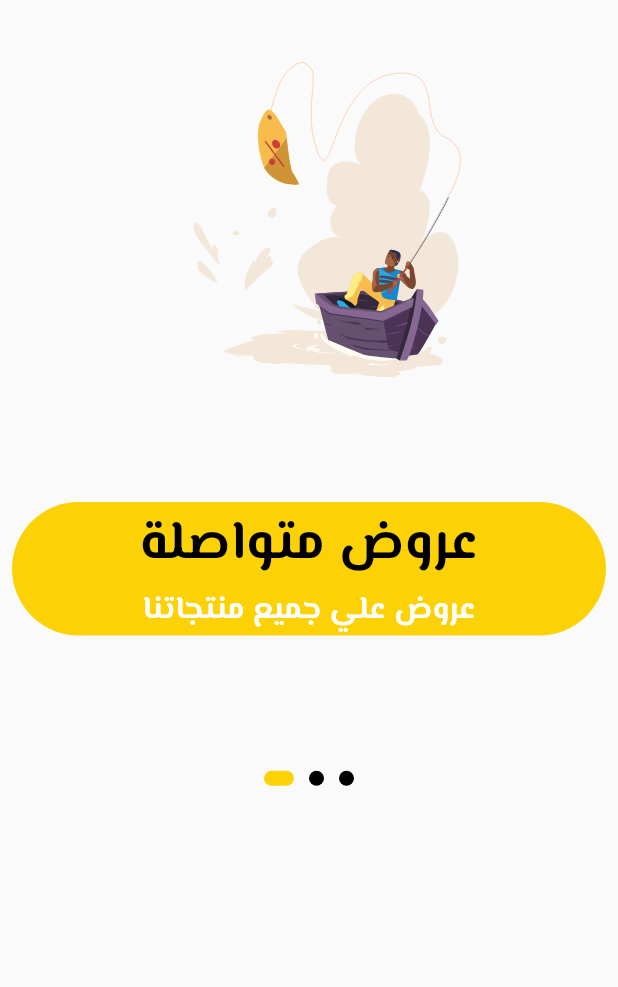
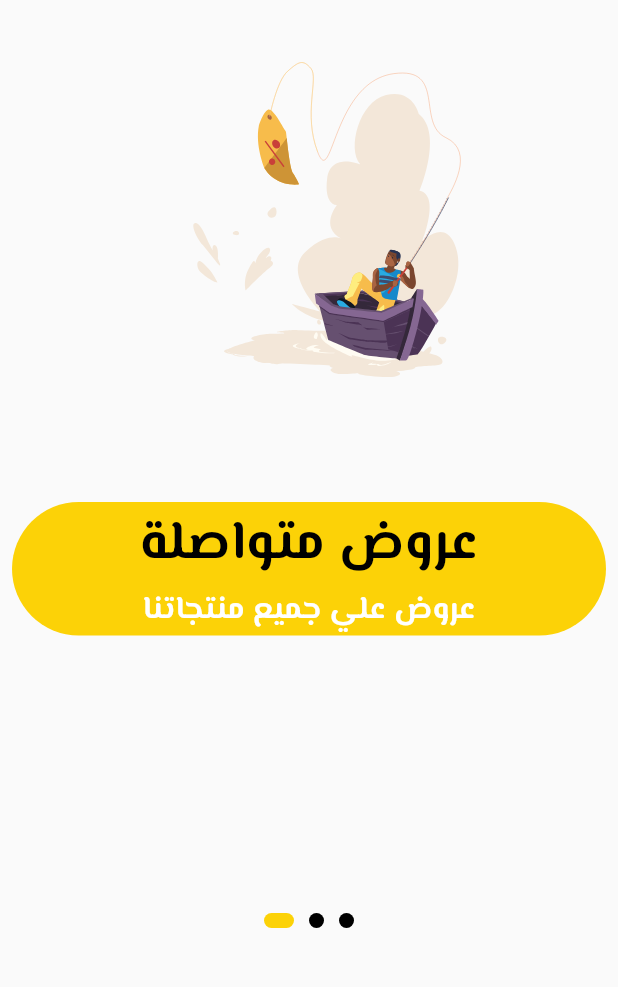
Before and after one commit to Mu-abdullah/StarGo-user-, a Flutter app: the screen it shows after launch, on a phone screen of 412 x 824 dp, the part 248-1235 px from its top. Run offline on Flutter 3.47's test engine with Material 2 defaults, Android fonts, the phone set to English and light mode, and no system bars; drawn by our look-alikes of smooth_page_indicator; our stand-ins replace bloc, carousel_slider, cloud_firestore, connectivity_plus, equatable, firebase_auth and 11 more; missing offline and left inert: blobs; accounts and stored records are empty.

Commit message:
edit to publish on google play

```diff
--- a/lib/features/board_screen/presentation/views/widgets/on_bord_screen_body.dart
+++ b/lib/features/board_screen/presentation/views/widgets/on_bord_screen_body.dart
@@ -25,10 +25,7 @@ class OnBoardScreenBody extends StatefulWidget {
   State<OnBoardScreenBody> createState() => _OnBoardScreenBodyState();
 }
 
-class _OnBoardScreenBodyState extends State<OnBoardScreenBody>
-    with SingleTickerProviderStateMixin {
-  late AnimationController animationController;
-  late Animation<Offset> animation;
+class _OnBoardScreenBodyState extends State<OnBoardScreenBody> {
   bool isLast = false;
   PageController boardController = PageController();
   List<BoardModel> boardItem = [
@@ -47,15 +44,8 @@ class _OnBoardScreenBodyState extends State<OnBoardScreenBody>
   }
 
   @override
-  void initState() {
-    super.initState();
-    initAnimation();
-  }
-
-  @override
   Widget build(BuildContext context) {
-    return SingleChildScrollView(
-      child: Column(
+    return Column(
       children: [
         Container(
           width: CustomSize().widthSize(context, 1),
@@ -95,9 +85,8 @@ class _OnBoardScreenBodyState extends State<OnBoardScreenBody>
         const SizedBox(
           height: 20,
         ),
-          SizedBox(
-            height: CustomSize().heightSize(context, .6),
-            width: CustomSize().widthSize(context, 1),
+        Expanded(
+          flex: 1,
           child: PageView.builder(
             itemCount: boardItem.length,
             controller: boardController,
@@ -146,9 +135,7 @@ class _OnBoardScreenBodyState extends State<OnBoardScreenBody>
                       GoRouter.of(context)
                           .pushReplacement(AppRouter.welcomeScreen);
                       try {
-
                         await FirebaseAuth.instance.signInAnonymously();
-
                       } on FirebaseAuthException catch (e) {
                         switch (e.code) {
                           case "operation-not-allowed":
@@ -173,21 +160,6 @@ class _OnBoardScreenBodyState extends State<OnBoardScreenBody>
           ),
         )
       ],
-      ),
     );
   }
-
-  void initAnimation() {
-    animationController = AnimationController(
-      vsync: this,
-      duration: const Duration(seconds: 2),
-    );
-
-    animation = Tween<Offset>(
-      begin: const Offset(0, 20),
-      end: Offset.zero,
-    ).animate(animationController);
-
-    animationController.forward();
 }
-}
--- a/pubspec.yaml
+++ b/pubspec.yaml
@@ -17,7 +17,7 @@ publish_to: 'none' # Remove this line if you wish to publish to pub.dev
 # https://developer.apple.com/library/archive/documentation/General/Reference/InfoPlistKeyReference/Articles/CoreFoundationKeys.html
 # In Windows, build-name is used as the major, minor, and patch parts
 # of the product and file versions while build-number is used as the build suffix.
-version: 1.0.0+1
+version: 1.0.1+2
 
 environment:
   sdk: '>=2.19.0-146.2.beta <3.0.0'
```
Also changed, not shown: lib/features/cart/presentation/views/widgets/finish_order_button.dart (+11 -0 lines), lib/features/cart/presentation/views/widgets/receipt_item.dart (+11 -4 lines), lib/features/splash_screen/splash_screen_view.dart (+5 -3 lines), 2 other files. Lines whose indentation alone changed are shown as unchanged.
